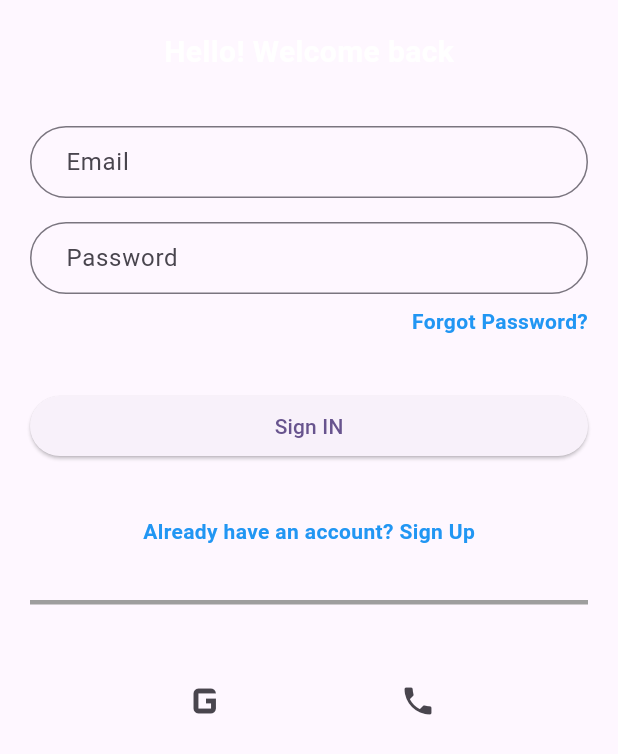
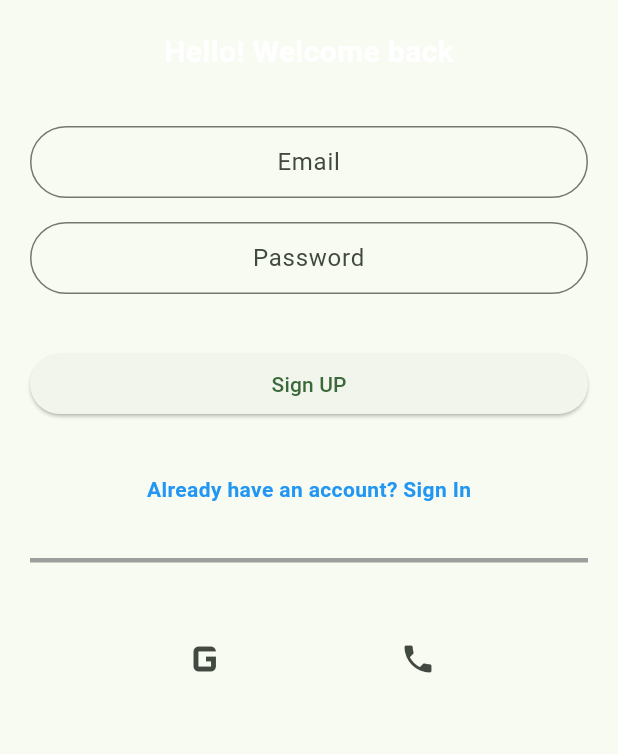
Before and after one commit to pridhwishc/E-commerceApp, a Flutter app: the screen it shows after launch, on a phone screen of 412 x 824 dp. Shown: the top 754 px of the screen. Run offline on Flutter 3.47's test engine with Material 3 defaults, Android fonts, the phone set to English and light mode, and no system bars.

Commit message:
centre allignment

```diff
--- a/lib/Screens/searchStudentScreen.dart
+++ b/lib/Screens/searchStudentScreen.dart
@@ -85,7 +85,7 @@
                     sliderValue = newValue;
                   });
                 },
-              )
+              ),
             ]),
             // ListView() // logic for added students details should be fetched here
           ],
--- a/lib/Screens/signInScreen.dart
+++ b/lib/Screens/signInScreen.dart
@@ -30,6 +30,7 @@
               ),
               SizedBox(height: 35),
               TextField(
+                textAlign: TextAlign.center,
                 decoration: InputDecoration(
                   hintText: 'Email',
                   contentPadding:
@@ -41,6 +42,7 @@
               ),
               SizedBox(height: 16),
               TextField(
+                textAlign: TextAlign.center,
                 obscureText: true,
                 decoration: InputDecoration(
                   hintText: 'Password',
--- a/lib/main.dart
+++ b/lib/main.dart
@@ -1,5 +1,5 @@
 import 'package:flutter/material.dart';
-import 'package:students_app/Screens/signInScreen.dart';
+import 'package:students_app/Screens/signUpScreen.dart';
 
 void main() {
   runApp(MyApp());
@@ -13,9 +13,8 @@
     return MaterialApp(
       debugShowCheckedModeBanner: false,
       theme: ThemeData(
-        useMaterial3: true, colorScheme: ColorScheme.fromSeed(seedColor: Colors.deepPurple).copyWith(background: Color.fromARGB(146, 150, 114, 152)),),
-
-      home: SignInScreen(),
+        useMaterial3: true, colorScheme: ColorScheme.fromSeed(seedColor: Colors.green).copyWith(background: Color.fromARGB(255, 255, 255, 255)),),
+      home: SignUpScreen(),
     );
   }
 }
```
